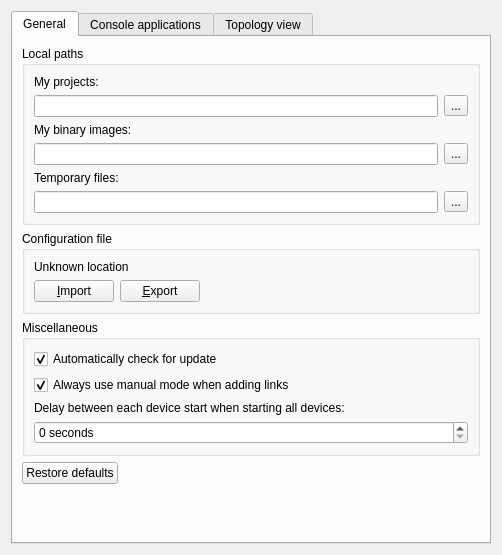
Qt form gns3/ui/general_preferences_page.ui (GNS3/gns3-gui) before a commit.
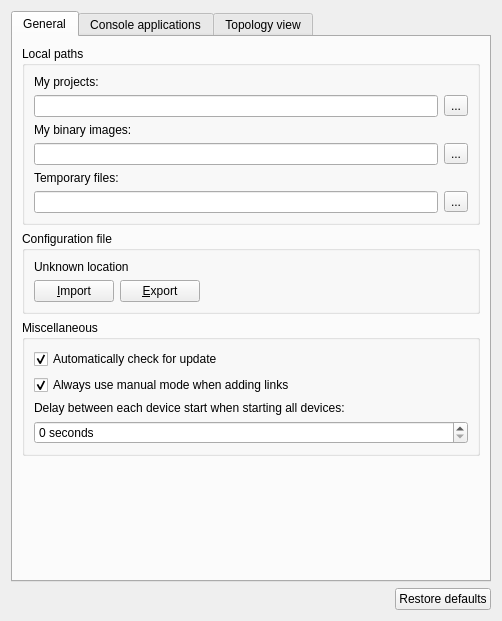
The same form after that commit.

Commit message: Improvements on the preferences dialog.

```diff
--- a/gns3/ui/general_preferences_page.ui
+++ b/gns3/ui/general_preferences_page.ui
@@ -7,7 +7,7 @@
     <x>0</x>
     <y>0</y>
     <width>502</width>
-    <height>555</height>
+    <height>621</height>
    </rect>
   </property>
   <property name="windowTitle">
@@ -210,26 +210,6 @@
          </layout>
         </widget>
        </item>
-       <item row="3" column="0">
-        <widget class="QPushButton" name="uiRestoreDefaultsPushButton">
-         <property name="text">
-          <string>Restore defaults</string>
-         </property>
-        </widget>
-       </item>
-       <item row="3" column="1">
-        <spacer name="horizontalSpacer_2">
-         <property name="orientation">
-          <enum>Qt::Horizontal</enum>
-         </property>
-         <property name="sizeHint" stdset="0">
-          <size>
-           <width>324</width>
-           <height>20</height>
-          </size>
-         </property>
-        </spacer>
-       </item>
        <item row="4" column="0" colspan="2">
         <spacer name="verticalSpacer">
          <property name="orientation">
@@ -557,6 +537,30 @@
      </widget>
     </widget>
    </item>
+   <item>
+    <layout class="QHBoxLayout" name="horizontalLayout_6">
+     <item>
+      <spacer name="horizontalSpacer_2">
+       <property name="orientation">
+        <enum>Qt::Horizontal</enum>
+       </property>
+       <property name="sizeHint" stdset="0">
+        <size>
+         <width>324</width>
+         <height>20</height>
+        </size>
+       </property>
+      </spacer>
+     </item>
+     <item>
+      <widget class="QPushButton" name="uiRestoreDefaultsPushButton">
+       <property name="text">
+        <string>Restore defaults</string>
+       </property>
+      </widget>
+     </item>
+    </layout>
+   </item>
   </layout>
  </widget>
  <resources/>
```
The commit also changes 19 other files.
